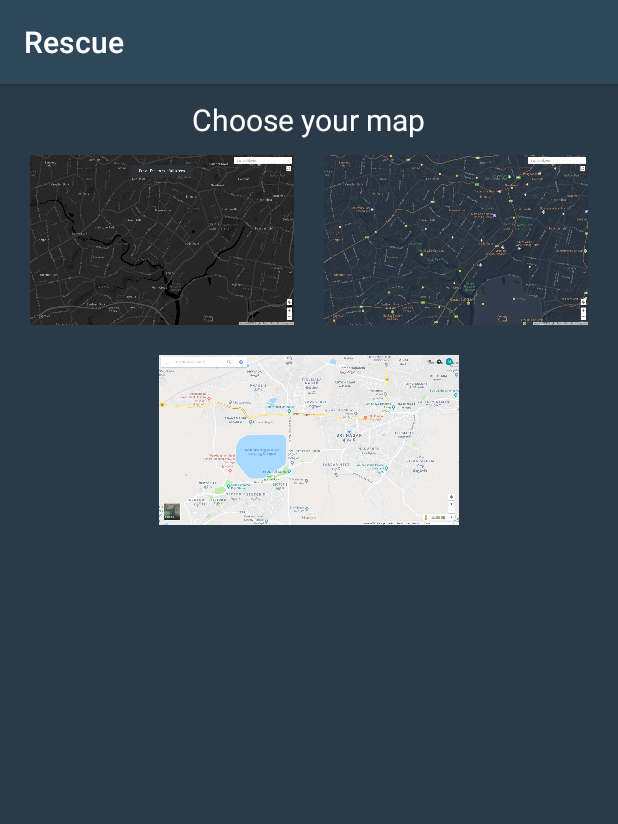
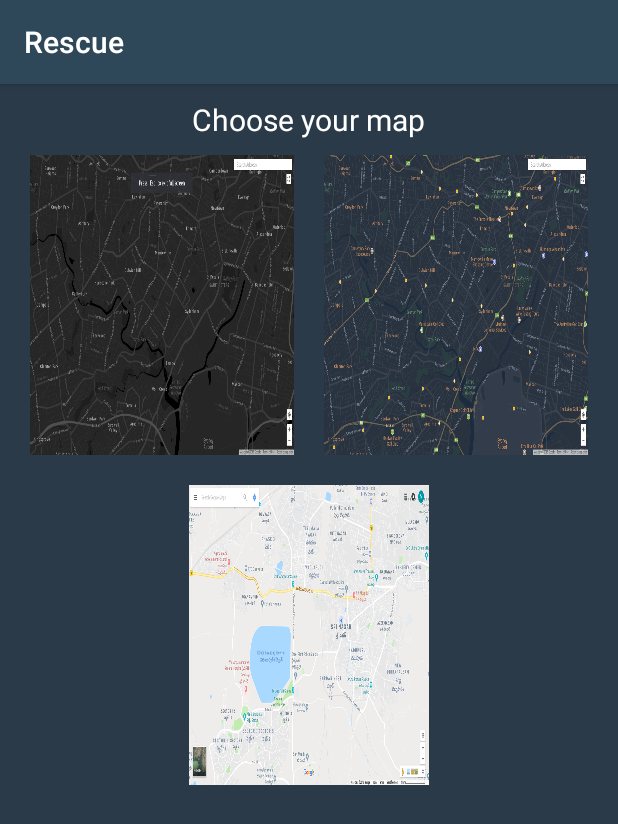
Before and after one commit to kabeersohail/Rescuenew, an Android app: the Settings screen opened directly, with no data from a screen before it, on a phone screen of 412 x 824 dp. Shown: the top 824 px of the screen. Run offline under Robolectric (Android 15) with nearby library versions, the phone set to English and light mode, and no system bars.

Commit message:
map types

```diff
--- a/app/src/main/res/layout/activity_settings.xml
+++ b/app/src/main/res/layout/activity_settings.xml
@@ -29,7 +29,7 @@
                     android:id="@+id/darkmap"
                     android:layout_width="0dp"
                     android:layout_weight="1"
-                    android:layout_height="113dp"
+                    android:layout_height="200dp"
                     android:background="@drawable/darkmap"
                     android:contentDescription="@string/app_name" />
 
@@ -38,7 +38,7 @@
                 <ImageView
                     android:id="@+id/navyblue"
                     android:layout_width="0dp"
-                    android:layout_height="113dp"
+                    android:layout_height="200dp"
                     android:layout_margin="10dp"
                     android:layout_weight="1"
                     android:background="@drawable/navybluemap"
@@ -50,8 +50,8 @@
         <ImageView
             android:layout_gravity="center"
             android:id="@+id/normal"
-            android:layout_width="200dp"
-            android:layout_height="113dp"
+            android:layout_width="160dp"
+            android:layout_height="200dp"
             android:layout_margin="10dp"
             android:background="@drawable/normalmap"
             android:contentDescription="@string/app_name"
```
